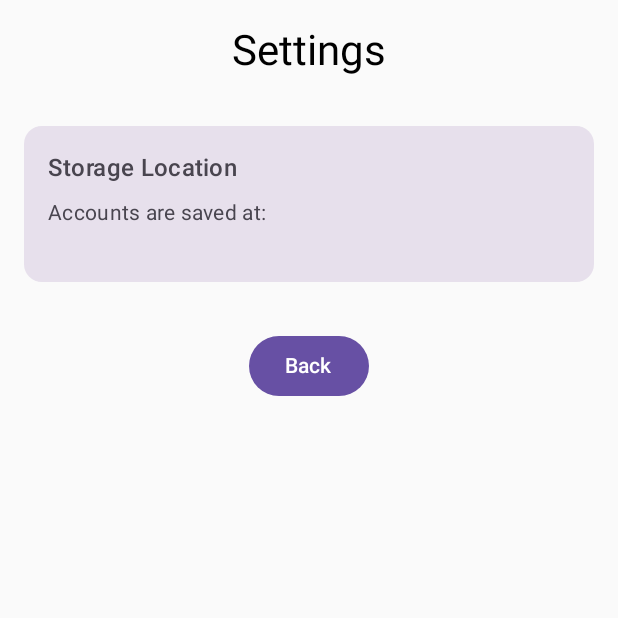
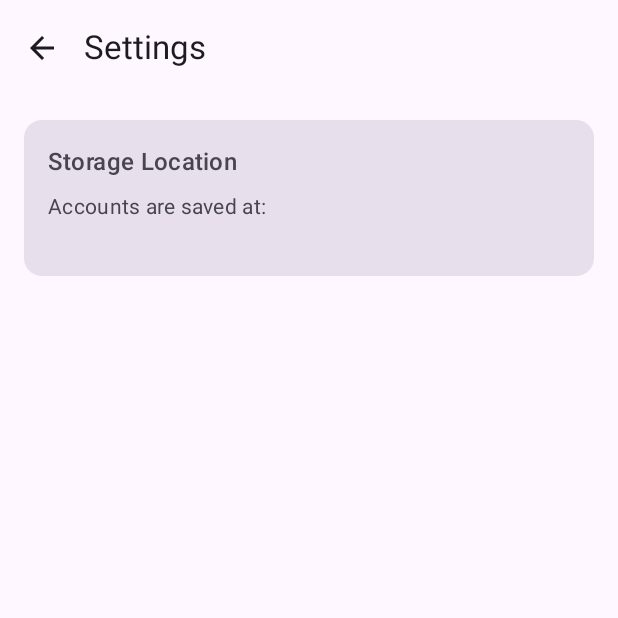
Before and after one commit to championswimmer/TwoFac, an Android app built with Jetpack Compose: the SettingsScreen screen opened through its navigation route, on a phone screen of 412 x 824 dp, the top half of it. Run offline under Robolectric (Android 15) with nearby library versions, the phone set to English and light mode, and no system bars; libraries missing offline, so code that uses them is left out: ca.gosyer.appdirs, io.github.xxfast.kstore, kotlinx.io.files; 2 statements that could not run were skipped.

Commit message:
feat: add back navigation to account and settings screens
- Implemented TopAppBar with back navigation icon in AccountDetailScreen, AccountsScreen, AddAccountScreen, and SettingsScreen.
- Enhanced user experience by allowing users to navigate back to previous screens.

Signed-off-by: Arnav Gupta <dev@championswimmer.in>

```diff
--- a/composeApp/src/commonMain/kotlin/tech/arnav/twofac/App.kt
+++ b/composeApp/src/commonMain/kotlin/tech/arnav/twofac/App.kt
@@ -40,7 +40,8 @@ fun App() {
                     onNavigateToAddAccount = { navController.navigate(AddAccount) },
                     onNavigateToAccountDetail = { accountId ->
                         navController.navigate(AccountDetail(accountId))
-                    }
+                    },
+                    onNavigateBack = { navController.popBackStack() }
                 )
             }
 
--- a/composeApp/src/commonMain/kotlin/tech/arnav/twofac/screens/SettingsScreen.kt
+++ b/composeApp/src/commonMain/kotlin/tech/arnav/twofac/screens/SettingsScreen.kt
@@ -5,11 +5,17 @@ import androidx.compose.foundation.layout.Column
 import androidx.compose.foundation.layout.fillMaxSize
 import androidx.compose.foundation.layout.fillMaxWidth
 import androidx.compose.foundation.layout.padding
-import androidx.compose.material3.Button
+import androidx.compose.material.icons.Icons
+import androidx.compose.material.icons.filled.ArrowBack
 import androidx.compose.material3.Card
 import androidx.compose.material3.CardDefaults
+import androidx.compose.material3.ExperimentalMaterial3Api
+import androidx.compose.material3.Icon
+import androidx.compose.material3.IconButton
 import androidx.compose.material3.MaterialTheme
+import androidx.compose.material3.Scaffold
 import androidx.compose.material3.Text
+import androidx.compose.material3.TopAppBar
 import androidx.compose.runtime.Composable
 import androidx.compose.ui.Alignment
 import androidx.compose.ui.Modifier
@@ -17,22 +23,31 @@ import androidx.compose.ui.text.style.TextAlign
 import androidx.compose.ui.unit.dp
 import tech.arnav.twofac.storage.getStoragePath
 
+@OptIn(ExperimentalMaterial3Api::class)
 @Composable
 fun SettingsScreen(
     onNavigateBack: () -> Unit
 ) {
+    Scaffold(
+        topBar = {
+            TopAppBar(
+                title = { Text("Settings") },
+                navigationIcon = {
+                    IconButton(onClick = onNavigateBack) {
+                        Icon(Icons.Default.ArrowBack, contentDescription = "Back")
+                    }
+                }
+            )
+        }
+    ) { paddingValues ->
         Column(
             modifier = Modifier
                 .fillMaxSize()
+                .padding(paddingValues)
                 .padding(16.dp),
             horizontalAlignment = Alignment.CenterHorizontally,
             verticalArrangement = Arrangement.spacedBy(16.dp, Alignment.Top)
         ) {
-        Text(
-            text = "Settings",
-            style = MaterialTheme.typography.headlineMedium,
-            modifier = Modifier.padding(bottom = 16.dp)
-        )
 
         Card(
             modifier = Modifier.fillMaxWidth(),
@@ -64,12 +79,6 @@ fun SettingsScreen(
                 )
             }
         }
-
-        Button(
-            onClick = onNavigateBack,
-            modifier = Modifier.padding(top = 16.dp)
-        ) {
-            Text("Back")
         }
     }
 }
```
Also changed, not shown: composeApp/src/commonMain/kotlin/tech/arnav/twofac/screens/AccountDetailScreen.kt (+21 -7 lines), composeApp/src/commonMain/kotlin/tech/arnav/twofac/screens/AccountsScreen.kt (+16 -5 lines), composeApp/src/commonMain/kotlin/tech/arnav/twofac/screens/AddAccountScreen.kt (+21 -7 lines). Lines whose indentation alone changed are shown as unchanged.
